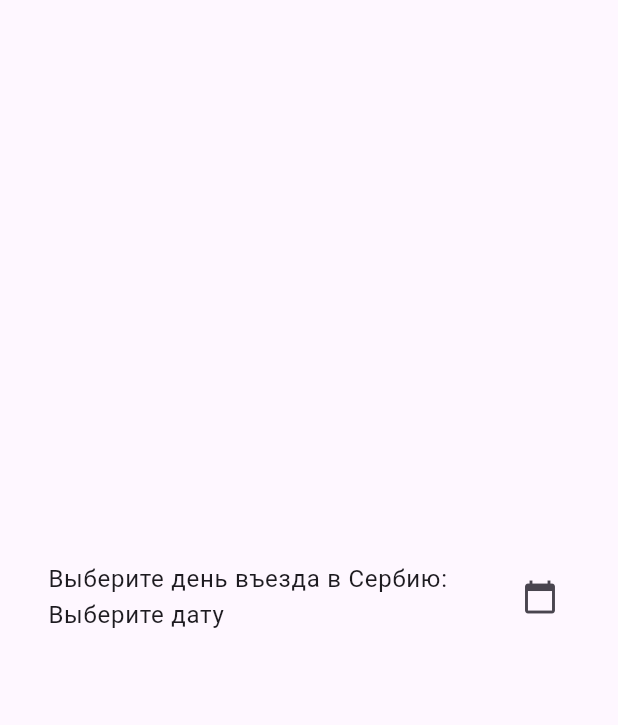
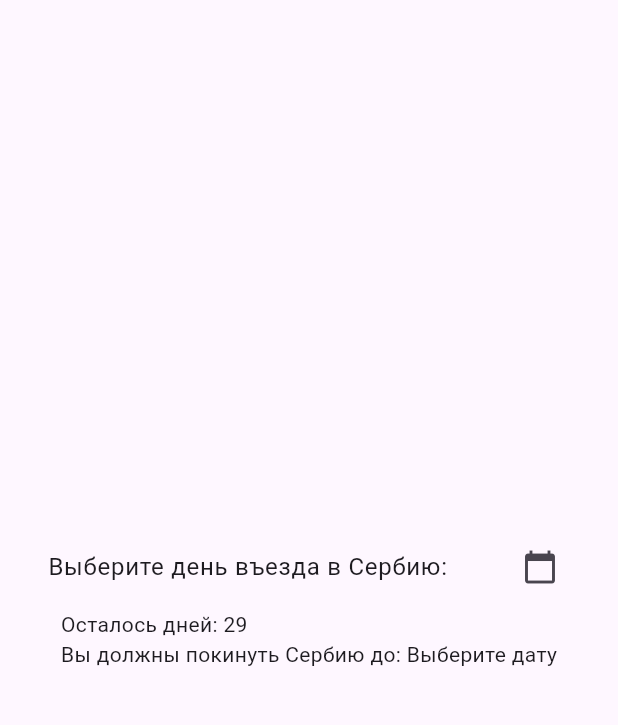
Before and after one commit to ialakey/srbguide, a Flutter app: the screen it shows after launch, on a phone screen of 412 x 824 dp, the part 63-788 px from its top. Run offline on Flutter 3.47's test engine with Material 3 defaults, Android fonts, the phone set to English and light mode, and no system bars; our stand-ins replace open_file, share, shared_preferences, webview_flutter; missing offline and left inert: add_2_calendar, docx_template.

Commit message:
save data

```diff
--- a/lib/main.dart
+++ b/lib/main.dart
@@ -6,7 +6,6 @@ import 'screens/calculator.dart';
 import 'screens/calculator_tax.dart';
 import 'screens/serbia_guide.dart';
 import 'screens/settings.dart';
-import 'screens/smokers_lounge.dart';
 import 'screens/tg_chats.dart';
 import 'screens/white_cardboard.dart';
 import 'widget/drawer.dart';
@@ -44,7 +43,7 @@ class _MainScreenState extends State<MainScreen> {
     'Калькулятор визарана',
     'Создание белого картона',
     'Калькулятор паушального налога',
-    'Serbia Guide',
+    'SRB.GUIDE',
     'Телеграм чаты',
     'Настройки',
     'Автор',
@@ -67,7 +66,9 @@ class _MainScreenState extends State<MainScreen> {
   @override
   Widget build(BuildContext context) {
     return MaterialApp(
-      theme: ThemeData.light(),
+      theme: ThemeData(
+        primaryColor: Colors.lightBlue,
+      ),
       darkTheme: ThemeData.dark(),
       themeMode: _themeMode,
       home: Scaffold(
--- a/lib/screens/calculator.dart
+++ b/lib/screens/calculator.dart
@@ -25,21 +25,26 @@ class _VisaFreeCalculatorState extends State<VisaFreeCalculator> {
 
   _loadDate() async {
     _prefs = await SharedPreferences.getInstance();
-    final savedDate = _prefs.getString('savedDate');
+    final savedDate = _prefs.getString('exitDate');
+    final savedRemainingDays = _prefs.getInt('remainingDays');
     if (savedDate != null && savedDate.isNotEmpty) {
       setState(() {
         exitDate = DateTime.parse(savedDate);
-        _entryDateController.text =
-            DateFormat('EEEE, d MMMM y г.', 'ru').format(exitDate!);
-        calculateRemainingDays();
+        remainingDays = savedRemainingDays ?? 29;
+        if (exitDate != null) {
+          _entryDateController.text =
+              DateFormat('EEEE, d MMMM y г.', 'ru').format(exitDate!);
+          calculateRemainingDays();
+        }
       });
     }
   }
 
   _saveDate() async {
     if (exitDate != null) {
-      await _prefs.setString('savedDate', exitDate!.toIso8601String());
+      await _prefs.setString('exitDate', exitDate!.toIso8601String());
     }
+    await _prefs.setInt('remainingDays', remainingDays);
   }
 
   Future<void> _selectEntryDate(BuildContext context) async {
@@ -120,13 +125,15 @@ class _VisaFreeCalculatorState extends State<VisaFreeCalculator> {
           children: <Widget>[
             ListTile(
               title: Text(
-                'Выберите день въезда в Сербию: ${exitDate != null ? exitDate!.toString().split(' ')[0] : 'Выберите дату'}',
+                'Выберите день въезда в Сербию:',
               ),
               trailing: Icon(Icons.calendar_today),
               onTap: () async {
                 _selectEntryDate(context);
               },
             ),
+            Text('Осталось дней: $remainingDays\n'
+                'Вы должны покинуть Сербию до: ${exitDate != null ? exitDate!.toString().split(' ')[0] : 'Выберите дату'}'),
           ],
         ),
       ),
--- a/lib/widget/drawer.dart
+++ b/lib/widget/drawer.dart
@@ -1,6 +1,5 @@
 import 'package:flutter/material.dart';
 import 'package:srbguide/service/url_launcher_helper.dart';
-import 'package:url_launcher/url_launcher.dart';
 
 class DrawerScreen extends StatelessWidget {
   final Function(int) onNavItemTapped;
```
Also changed, not shown: lib/screens/smokers_lounge.dart (deleted, +0 -14 lines), lib/screens/white_cardboard.dart (+10 -0 lines), assets/serbia.png.
